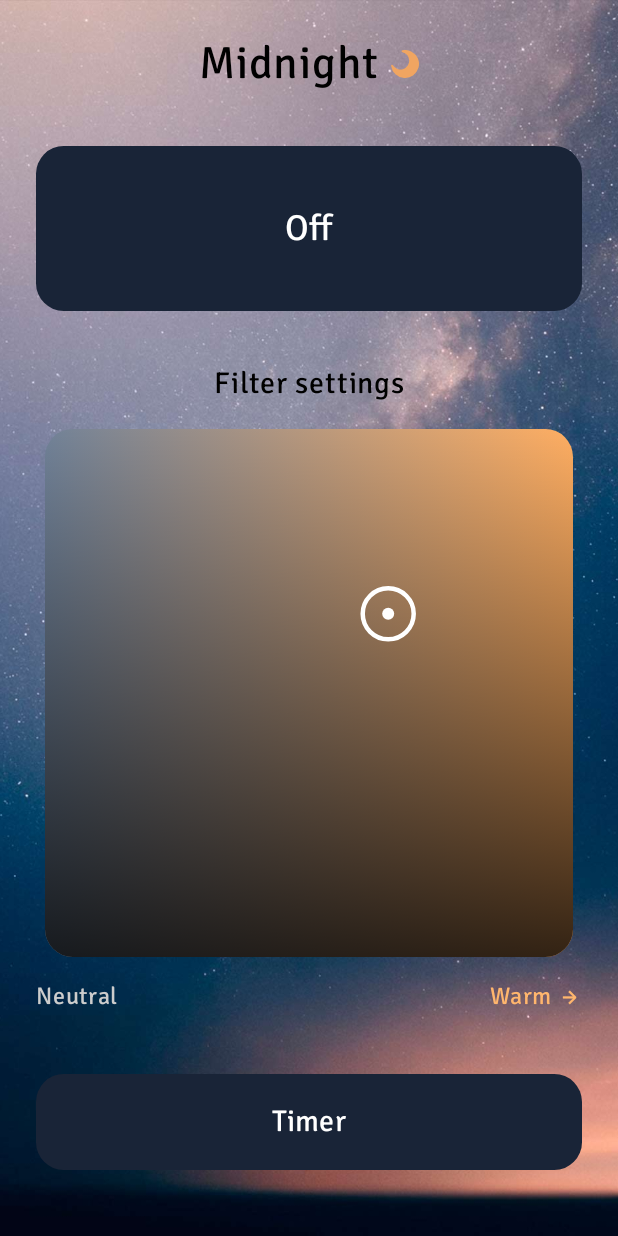
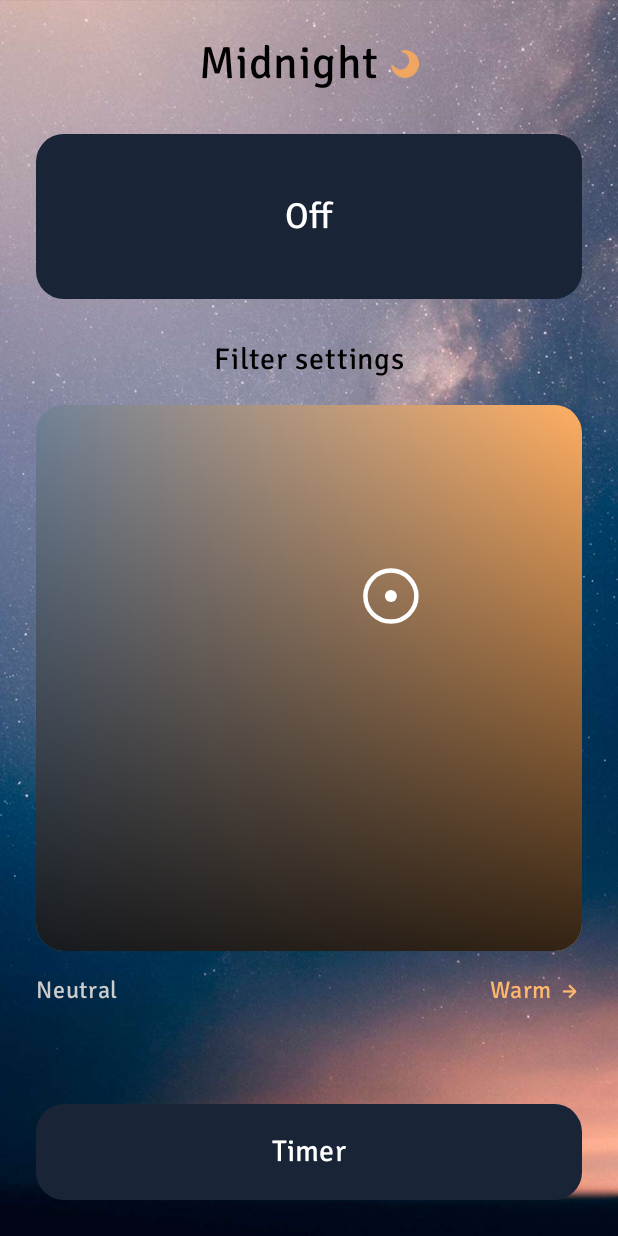
Before and after one commit to goldenPineappleOfTheSun/midnight_app, an Android app built with Jetpack Compose: the screen it shows after launch (MainActivity), on a phone screen of 412 x 824 dp. Run offline under Robolectric (Android 15) with nearby library versions, the phone set to English and light mode, and no system bars.

Commit message:
Lay out main screen for 414x896 phones first
- Size the filter square from the space between "Filter settings" and
  the Timer button: full width on ~414x896, shrinks on shorter screens
- Labels follow the square width; Timer button stays pinned to the bottom
- Tighten spacers (36->28dp) so everything fits on 414x896

Co-Authored-By: Claude Opus 5.5 <noreply@anthropic.com>

```diff
--- a/app/src/main/java/com/example/midnightlight/MainActivity.kt
+++ b/app/src/main/java/com/example/midnightlight/MainActivity.kt
@@ -381,7 +381,7 @@ fun NightLightScreen(onOpenTimer: () -> Unit) {
             TitleWithMoon()
 
             // Spacer — пустое пространство между элементами.
-            Spacer(modifier = Modifier.height(36.dp))
+            Spacer(modifier = Modifier.height(28.dp))
 
 
             // ====================================================
@@ -526,7 +526,7 @@ fun NightLightScreen(onOpenTimer: () -> Unit) {
             }
 
 
-            Spacer(modifier = Modifier.height(36.dp))
+            Spacer(modifier = Modifier.height(28.dp))
 
 
             // ====================================================
@@ -558,22 +558,37 @@ fun NightLightScreen(onOpenTimer: () -> Unit) {
             // В Compose координата Y растёт СВЕРХУ ВНИЗ.
             // Поэтому для затемнения мы переворачиваем значение.
 
+            // Квадрат и подписи занимают всё место между
+            // "Filter settings" и кнопкой Timer.
+            //
+            // На обычном телефоне (около 414×896 dp) квадрат
+            // во всю ширину, как кнопка On/Off. Лишняя высота
+            // уходит в промежуток над Timer, и Timer стоит внизу.
+            // На низких экранах квадрат уменьшается, чтобы Timer
+            // не уходил за край.
+            BoxWithConstraints(
+                modifier = Modifier
+                    .weight(1f)
+                    .fillMaxWidth(),
+                contentAlignment = Alignment.TopCenter
+            ) {
+
+                // Место под подписями: отступ 14.dp + строка текста.
+                val labelsHeight = 14.dp + 24.dp
+
+                val side = minOf(
+                    maxWidth,
+                    400.dp,
+                    (maxHeight - labelsHeight).coerceAtLeast(0.dp)
+                )
+
+                Column(modifier = Modifier.width(side)) {
+
                     Canvas(
                         modifier = Modifier
 
-                    // Квадрат получает только оставшееся по высоте место
-                    // (fill = false — не растягивается больше нужного).
-                    // Так на низких экранах он уменьшается, и кнопка
-                    // Timer внизу всегда остаётся видна.
-                    .weight(1f, fill = false)
-
-                    // Ограничиваем размер на широких экранах.
-                    .widthIn(max = 400.dp)
-
-                    // Соотношение сторон 1:1.
-                    // Сначала пробуем всю ширину; если по высоте
-                    // не помещается — берём сторону по высоте.
-                    .aspectRatio(1f)
+                            // Квадрат: сторона рассчитана выше.
+                            .size(side)
 
                             // Обрезаем содержимое Canvas по закруглённой форме.
                             .clip(RoundedCornerShape(18.5.dp))
@@ -837,9 +852,13 @@ fun NightLightScreen(onOpenTimer: () -> Unit) {
                     }
 
 
-            // Занимаем свободное место, чтобы кнопка таймера
-            // стояла внизу экрана.
-            Spacer(modifier = Modifier.height(40.dp))
+                } // Column квадрата
+            } // BoxWithConstraints
+
+            // Минимальный отступ над кнопкой таймера.
+            // Остальное свободное место уже забрал блок выше,
+            // поэтому кнопка стоит внизу экрана.
+            Spacer(modifier = Modifier.height(20.dp))
 
 
             // ====================================================
@@ -870,8 +889,7 @@ fun NightLightScreen(onOpenTimer: () -> Unit) {
                     color = if (timerEnabled) orangeColor else Color.White
                 )
             }
-
-            Spacer(modifier = Modifier.height(20.dp))
+            // Снизу отступ даёт padding(24.dp) у Column.
         }
     }
 }
```
Lines whose indentation alone changed are shown as unchanged.
